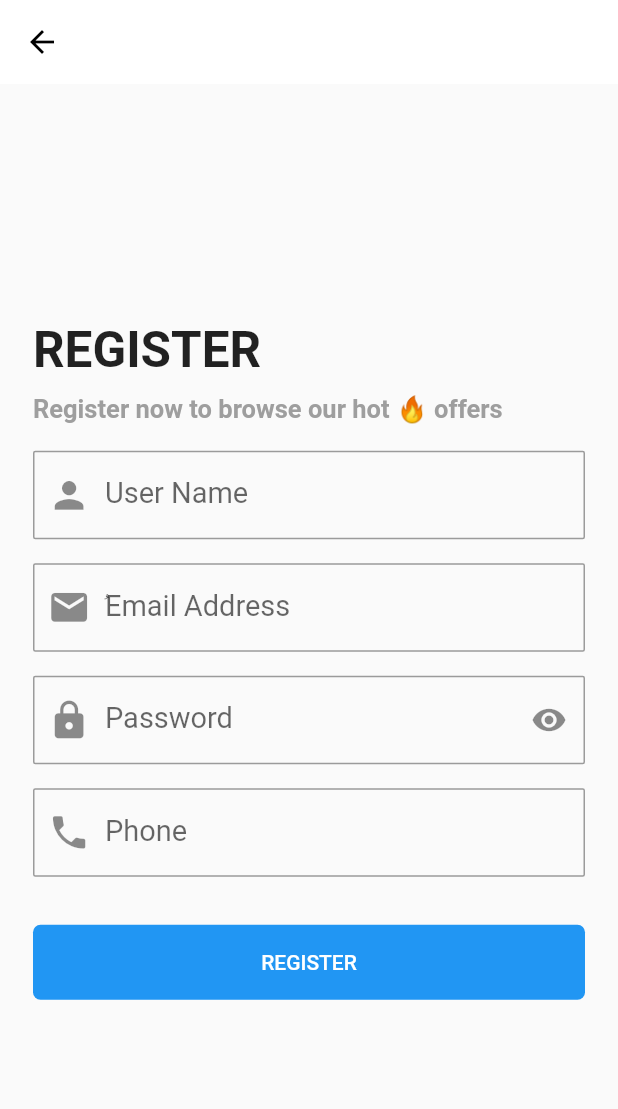
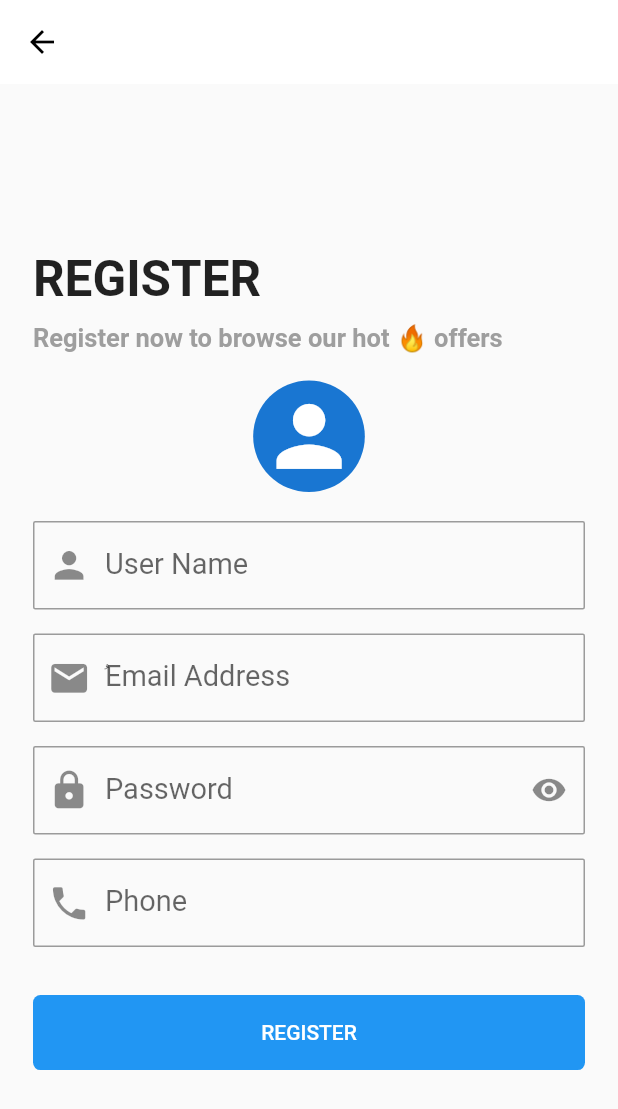
Before and after one commit to amir58/FlutterFireCourse, a Flutter app: the screen it shows after launch, after a tap on "REGISTER", on a phone screen of 412 x 824 dp. Shown: the top 1109 px of the screen. Run offline on Flutter 3.47's test engine with Material 2 defaults, Android fonts, the phone set to English and light mode, and no system bars; our stand-ins replace bloc, cloud_firestore, device_preview, firebase_auth, firebase_core, firebase_storage and 5 more; accounts and stored records are empty; network calls fail.

Commit message:
Finish register screen

```diff
--- /dev/null
+++ b/lib/data/models/user.dart
@@ -0,0 +1,30 @@
+class MyUser {
+  final String username;
+  final String email;
+  final String phone;
+  final String profileImageUrl;
+
+  MyUser({
+    required this.username,
+    required this.email,
+    required this.phone,
+    required this.profileImageUrl,
+  });
+
+  MyUser.fromJson(Map<String, Object> json)
+      : this(
+          username: json['username']! as String,
+          email: json['email']! as String,
+          phone: json['phone']! as String,
+          profileImageUrl: json['profileImageUrl']! as String,
+        );
+
+  Map<String, Object?> toJson() {
+    return {
+      'username': username,
+      'email': email,
+      'phone': phone,
+      'profileImageUrl': profileImageUrl,
+    };
+  }
+}
--- a/lib/main.dart
+++ b/lib/main.dart
@@ -5,7 +5,6 @@ import 'package:flutter_bloc/flutter_bloc.dart';
 import 'package:flutterfirecourse/business_logic/cubits/register/register_cubit.dart';
 import 'package:flutterfirecourse/ui/login_screen.dart';
 import 'package:responsive_sizer/responsive_sizer.dart';
-
 import 'business_logic/cubits/login/login_cubit.dart';
 
 void main() async {
@@ -27,9 +26,8 @@ class MyApp extends StatelessWidget {
   Widget build(BuildContext context) {
     return MultiBlocProvider(
         providers: [
-          BlocProvider(
-            create: (context) => LoginCubit(),
-          ),
+          BlocProvider(create: (context) => LoginCubit()),
+          BlocProvider(create: (context) => RegisterCubit())
         ],
         child: MaterialApp(
           useInheritedMediaQuery: true,
--- a/lib/ui/login_screen.dart
+++ b/lib/ui/login_screen.dart
@@ -125,11 +125,7 @@ class _ShopLoginScreenState extends State<ShopLoginScreen> {
                           Navigator.push(
                               context,
                               MaterialPageRoute(
-                                builder: (context) =>
-                                    BlocProvider(
-                                      create: (context) => RegisterCubit(),
-                                      child: ShopRegisterScreen(),
-                                    ),
+                                builder: (context) => ShopRegisterScreen(),
                               ));
                         },
                         child: Text(
--- a/lib/ui/register_screen.dart
+++ b/lib/ui/register_screen.dart
@@ -1,10 +1,15 @@
+import 'dart:io';
+
 import 'package:flutter/material.dart';
 import 'package:flutter_bloc/flutter_bloc.dart';
 import 'package:flutterfirecourse/business_logic/cubits/register/register_cubit.dart';
 import 'package:flutterfirecourse/business_logic/validators.dart';
 import 'package:flutterfirecourse/ui/compnents.dart';
+import 'package:flutterfirecourse/ui/home_screen.dart';
 import 'package:flutterfirecourse/ui/login_screen.dart';
+import 'package:image_picker/image_picker.dart';
 import 'package:provider/src/provider.dart';
+import 'package:responsive_sizer/responsive_sizer.dart';
 
 class ShopRegisterScreen extends StatefulWidget {
   ShopRegisterScreen({Key? key}) : super(key: key);
@@ -42,7 +47,7 @@ class _ShopRegisterScreenState extends State<ShopRegisterScreen> {
         if (state is RegisterSuccessState) {
           onRegisterSuccess();
         } else if (state is RegisterFailureState) {
-          onRegisterFailure(state.errorMessage);
+          showSnackBar(state.errorMessage);
         }
       },
       child: Scaffold(
@@ -81,6 +86,10 @@ class _ShopRegisterScreenState extends State<ShopRegisterScreen> {
                 ),
                 const SizedBox(
                   height: 18,
+                ),
+                buildProfileImage(),
+                SizedBox(
+                  height: 18.sp,
                 ),
                 myshopTextFormField(
                   label: "User Name",
@@ -132,20 +141,23 @@ class _ShopRegisterScreenState extends State<ShopRegisterScreen> {
   }
 
   void register() {
+    if (image == null) {
+      showSnackBar("Select image!");
+      return;
+    }
     if (formKey.currentState!.validate()) {
       registerCubit.register(
+        username: userNameController.text,
         email: emailController.text,
         password: passwordController.text,
+        phone: phoneController.text,
+        imageFile: File(image!.path),
       );
     }
   }
 
   void onRegisterSuccess() {
-    Navigator.push(
-        context,
-        MaterialPageRoute(
-          builder: (context) => const ShopLoginScreen(),
-        ));
+    Navigator.pop(context);
   }
 
   Widget myiconwidg() {
@@ -159,7 +171,7 @@ class _ShopRegisterScreenState extends State<ShopRegisterScreen> {
             : const Icon(Icons.visibility));
   }
 
-  void onRegisterFailure(String errorMessage) {
+  void showSnackBar(String errorMessage) {
     SnackBar snackBar = SnackBar(
       content: Text(errorMessage),
       action: SnackBarAction(
@@ -171,4 +183,33 @@ class _ShopRegisterScreenState extends State<ShopRegisterScreen> {
     ScaffoldMessenger.of(context).showSnackBar(snackBar);
   }
 
+  XFile? image;
+
+  buildProfileImage() {
+    return InkWell(
+      onTap: () async {
+        final ImagePicker _picker = ImagePicker();
+        image = await _picker.pickImage(source: ImageSource.gallery);
+        setState(() {});
+      },
+      child: image == null
+          ? CircleAvatar(
+              radius: 25.sp,
+              child: Icon(
+                Icons.person,
+                size: 33.sp,
+              ))
+          : Center(
+              child: ClipRRect(
+                borderRadius: BorderRadius.circular(35.sp),
+                child: Image.file(
+                  File(image!.path),
+                  fit: BoxFit.fill,
+                  width: 35.sp,
+                  height: 35.sp,
+                ),
+              ),
+            ),
+    );
+  }
 }
--- a/pubspec.yaml
+++ b/pubspec.yaml
@@ -43,6 +43,8 @@ dependencies:
   flutter_font_icons: ^2.2.4
   firebase_core: ^1.12.0
   firebase_auth: ^3.3.6
+  firebase_storage: ^10.2.6
+  cloud_firestore: ^3.1.7
 
 dev_dependencies:
   flutter_test:
```
Also changed, not shown: lib/business_logic/cubits/register/register_cubit.dart (+63 -2 lines), pubspec.lock. Lines whose indentation alone changed are shown as unchanged.
